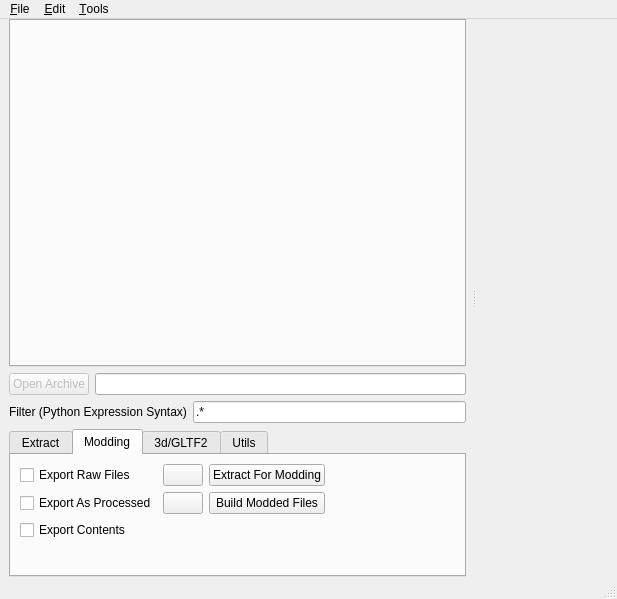
This is deca/gui/main_window.ui in kk49/deca as Qt 5 draws it before an edit. The edited form follows.
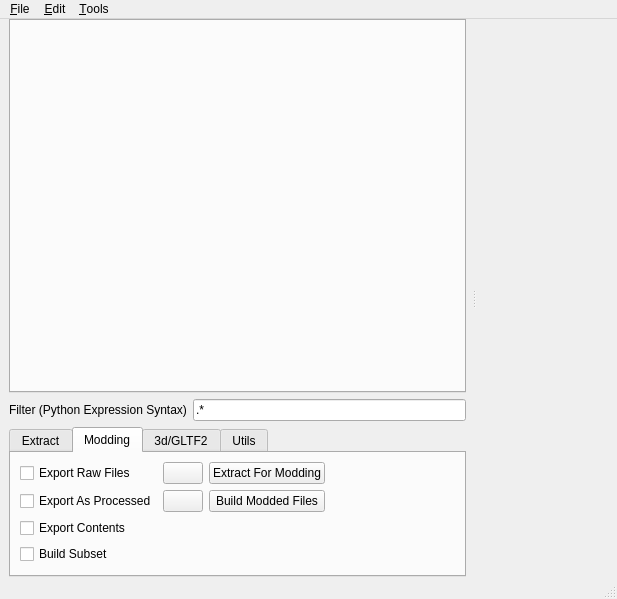
This is the edited form. The open tabs and pages were chosen to show the change. Custom widgets are drawn as their Qt base class.

Commit message: GUI will now create a new tab with the contents of a SARC (nl, fl, ...) when the open button in the SARC tab is pressed

```diff
--- a/deca/gui/main_window.ui
+++ b/deca/gui/main_window.ui
@@ -39,37 +39,17 @@
        <bool>false</bool>
       </property>
       <widget class="QWidget" name="layoutWidget">
-       <layout class="QVBoxLayout" name="verticalLayout" stretch="1,0,0,0">
+       <layout class="QVBoxLayout" name="verticalLayout" stretch="1,0,0">
         <item>
          <widget class="QTabWidget" name="tabs_nodes">
           <property name="currentIndex">
            <number>-1</number>
           </property>
+          <property name="tabsClosable">
+           <bool>true</bool>
+          </property>
          </widget>
         </item>
-        <item>
-         <layout class="QHBoxLayout" name="horizontalLayout_6">
-          <property name="topMargin">
-           <number>0</number>
-          </property>
-          <property name="rightMargin">
-           <number>0</number>
-          </property>
-          <item>
-           <widget class="QPushButton" name="bt_archive_open">
-            <property name="enabled">
-             <bool>false</bool>
-            </property>
-            <property name="text">
-             <string>Open Archive</string>
-            </property>
-           </widget>
-          </item>
-          <item>
-           <widget class="QLineEdit" name="edt_archive_name"/>
-          </item>
-         </layout>
-        </item>
         <item>
          <layout class="QHBoxLayout" name="horizontalLayout_4">
           <item>
@@ -173,13 +153,6 @@
             <string>Modding</string>
            </attribute>
            <layout class="QGridLayout" name="gridLayout_3">
-            <item row="0" column="2">
-             <widget class="QPushButton" name="bt_mod_prep">
-              <property name="text">
-               <string>Extract For Modding</string>
-              </property>
-             </widget>
-            </item>
             <item row="0" column="3">
              <spacer name="horizontalSpacer_2">
               <property name="orientation">
@@ -193,10 +166,10 @@
               </property>
              </spacer>
             </item>
-            <item row="0" column="0">
-             <widget class="QCheckBox" name="chkbx_export_raw_mods">
+            <item row="0" column="1">
+             <widget class="QPushButton" name="bt_mod_folder_show">
               <property name="text">
-               <string>Export Raw Files</string>
+               <string/>
               </property>
              </widget>
             </item>
@@ -207,19 +180,6 @@
               </property>
              </widget>
             </item>
-            <item row="3" column="0">
-             <spacer name="verticalSpacer_3">
-              <property name="orientation">
-               <enum>Qt::Vertical</enum>
-              </property>
-              <property name="sizeHint" stdset="0">
-               <size>
-                <width>20</width>
-                <height>0</height>
-               </size>
-              </property>
-             </spacer>
-            </item>
             <item row="1" column="0">
              <widget class="QCheckBox" name="chkbx_export_processed_mods">
               <property name="text">
@@ -227,6 +187,33 @@
               </property>
              </widget>
             </item>
+            <item row="0" column="0">
+             <widget class="QCheckBox" name="chkbx_export_raw_mods">
+              <property name="text">
+               <string>Export Raw Files</string>
+              </property>
+             </widget>
+            </item>
+            <item row="4" column="0">
+             <spacer name="verticalSpacer_3">
+              <property name="orientation">
+               <enum>Qt::Vertical</enum>
+              </property>
+              <property name="sizeHint" stdset="0">
+               <size>
+                <width>20</width>
+                <height>0</height>
+               </size>
+              </property>
+             </spacer>
+            </item>
+            <item row="0" column="2">
+             <widget class="QPushButton" name="bt_mod_prep">
+              <property name="text">
+               <string>Extract For Modding</string>
+              </property>
+             </widget>
+            </item>
             <item row="1" column="2">
              <widget class="QPushButton" name="bt_mod_build">
               <property name="text">
@@ -234,13 +221,6 @@
               </property>
              </widget>
             </item>
-            <item row="0" column="1">
-             <widget class="QPushButton" name="bt_mod_folder_show">
-              <property name="text">
-               <string/>
-              </property>
-             </widget>
-            </item>
             <item row="1" column="1">
              <widget class="QPushButton" name="bt_mod_build_folder_show">
               <property name="text">
@@ -248,6 +228,13 @@
               </property>
              </widget>
             </item>
+            <item row="3" column="0">
+             <widget class="QCheckBox" name="chkbx_mod_build_subset">
+              <property name="text">
+               <string>Build Subset</string>
+              </property>
+             </widget>
+            </item>
            </layout>
           </widget>
           <widget class="QWidget" name="tab_3d_gltf2">
```
The commit also changes 10 other files.
